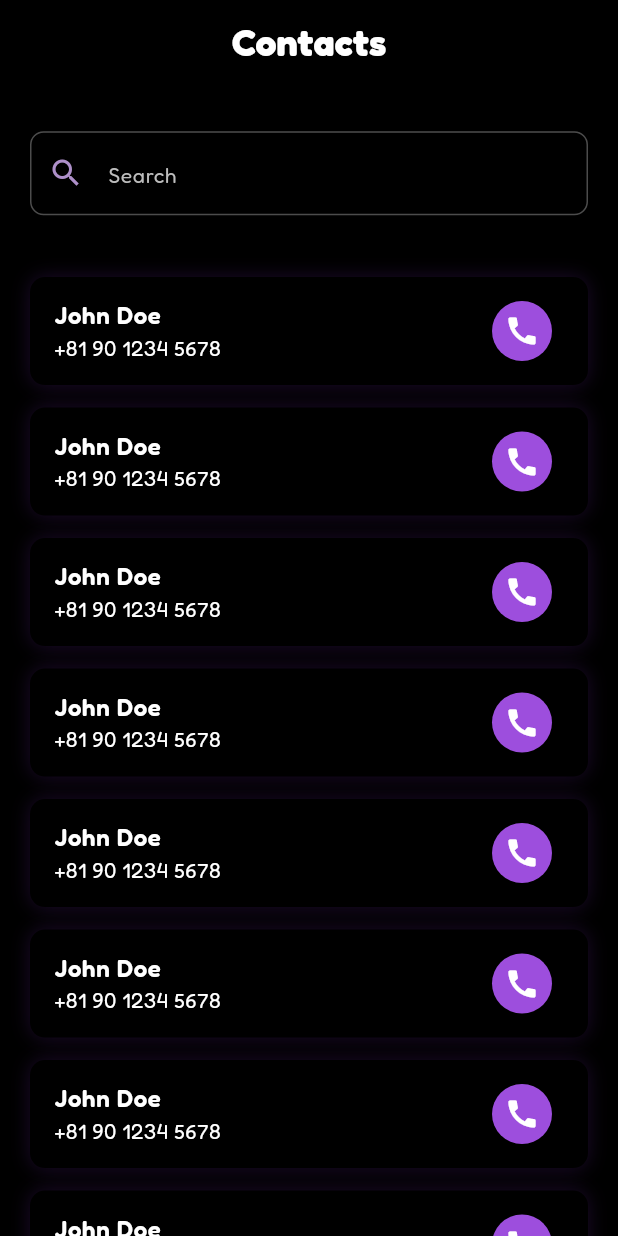
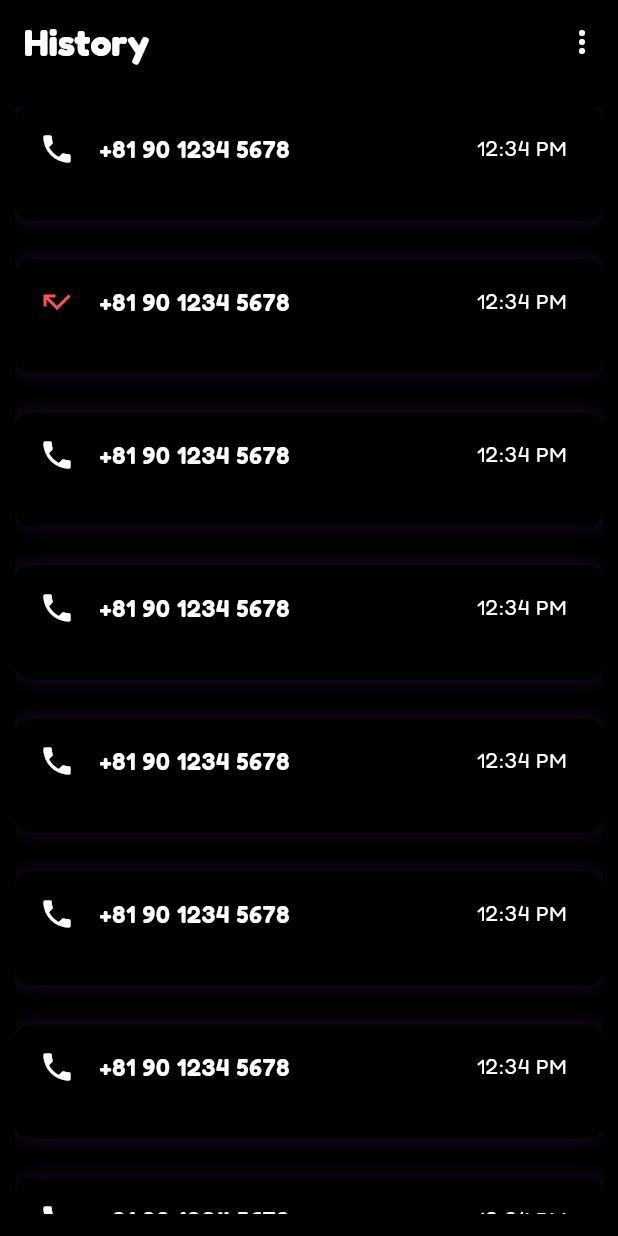
Before and after one commit to Christentimmy/divo, a Flutter app: the screen it shows after launch, on a phone screen of 412 x 824 dp. Run offline on Flutter 3.47's test engine with Material 3 defaults, Android fonts, the phone set to English and light mode, and no system bars; our stand-ins replace cherry_toast, flutter_staggered_animations, get, google_fonts, pinput.

Commit message:
history screen

```diff
--- a/lib/app/modules/contacts/views/contacts_screen.dart
+++ b/lib/app/modules/contacts/views/contacts_screen.dart
@@ -41,6 +41,16 @@ class ContactsScreen extends StatelessWidget {
               physics: const NeverScrollableScrollPhysics(),
               itemCount: 10,
               itemBuilder: (context, index) {
+                return buildContactCard();
+              },
+            ),
+          ],
+        ),
+      ),
+    );
+  }
+
+  Container buildContactCard() {
     return Container(
       margin: const EdgeInsets.only(bottom: 15),
       decoration: BoxDecoration(
@@ -81,12 +91,6 @@ class ContactsScreen extends StatelessWidget {
         ),
       ),
     );
-              },
-            ),
-          ],
-        ),
-      ),
-    );
   }
 
   Center buildLogoText() {
--- /dev/null
+++ b/lib/app/modules/contacts/views/history_screen.dart
@@ -0,0 +1,148 @@
+import 'package:divo/app/resources/app_colors.dart';
+import 'package:flutter/material.dart';
+import 'package:flutter/services.dart';
+import 'package:get/get.dart';
+import 'package:google_fonts/google_fonts.dart';
+
+class HistoryScreen extends StatelessWidget {
+  HistoryScreen({super.key});
+
+  final expandIndex = (-1).obs;
+
+  @override
+  Widget build(BuildContext context) {
+    return Scaffold(
+      appBar: buildAppBar(),
+      body: Padding(
+        padding: const EdgeInsets.symmetric(horizontal: 10, vertical: 15),
+        child: ListView.builder(
+          shrinkWrap: true,
+          physics: const NeverScrollableScrollPhysics(),
+          itemCount: 10,
+          itemBuilder: (context, index) {
+            return buildContactCard(index);
+          },
+        ),
+      ),
+    );
+  }
+
+  AppBar buildAppBar() {
+    return AppBar(
+      backgroundColor: AppColors.background,
+      title: Text(
+        "History",
+        style: GoogleFonts.fredoka(
+          fontSize: 25,
+          fontWeight: FontWeight.w700,
+          color: Colors.white,
+        ),
+      ),
+      actions: [
+        IconButton(
+          icon: const Icon(Icons.more_vert),
+          color: Colors.white,
+          onPressed: () {},
+        ),
+      ],
+    );
+  }
+
+  Widget buildContactCard(int index) {
+    return Obx(() {
+      return AnimatedSize(
+        duration: const Duration(milliseconds: 300),
+        child: Container(
+          margin: const EdgeInsets.only(bottom: 26),
+          decoration: BoxDecoration(
+            color: AppColors.background,
+            borderRadius: BorderRadius.circular(10),
+            boxShadow: [
+              BoxShadow(
+                color: AppColors.neonPurpleGlow.withValues(alpha: 0.22),
+                spreadRadius: 0,
+                blurRadius: 10,
+              ),
+            ],
+          ),
+          child: Column(
+            mainAxisSize: MainAxisSize.min,
+            crossAxisAlignment: CrossAxisAlignment.start,
+            children: [
+              ListTile(
+                onTap: () {
+                  HapticFeedback.lightImpact();
+                  if (expandIndex.value == index) {
+                    expandIndex.value = -1;
+                    return;
+                  }
+                  expandIndex.value = index;
+                },
+                leading: index == 1
+                    ? Icon(Icons.call_missed, color: Colors.redAccent)
+                    : Icon(Icons.phone, color: Colors.white),
+                title: Text(
+                  "+81 90 1234 5678",
+                  style: GoogleFonts.fredoka(
+                    fontSize: 16,
+                    fontWeight: FontWeight.w600,
+                    color: Colors.white,
+                  ),
+                ),
+                trailing: Text(
+                  "12:34 PM",
+                  style: GoogleFonts.fredoka(
+                    fontSize: 14,
+                    fontWeight: FontWeight.w400,
+                    color: Colors.white,
+                  ),
+                ),
+              ),
+              if (expandIndex.value == index) ...[
+                Padding(
+                  padding: const EdgeInsets.only(left: 20),
+                  child: Text(
+                    "Incoming call, 0 mins 22 sec",
+                    style: GoogleFonts.fredoka(
+                      fontSize: 14,
+                      fontWeight: FontWeight.w400,
+                      color: Colors.white,
+                    ),
+                  ),
+                ),
+                Padding(
+                  padding: const EdgeInsets.symmetric(horizontal: 15),
+                  child: Divider(
+                    color: AppColors.neonPurpleGlow.withValues(alpha: 0.3),
+                    thickness: 1,
+                  ),
+                ),
+                Row(
+                  mainAxisAlignment: MainAxisAlignment.spaceAround,
+                  children: [
+                    CircleAvatar(
+                      radius: 20,
+                      backgroundColor: AppColors.primaryColor,
+                      child: Icon(Icons.call, color: Colors.white),
+                    ),
+                    CircleAvatar(
+                      radius: 20,
+                      backgroundColor: Colors.redAccent,
+                      child: Icon(Icons.delete, color: Colors.white),
+                    ),
+                    CircleAvatar(
+                      radius: 20,
+                      backgroundColor: Colors.redAccent,
+                      child: Icon(Icons.block, color: Colors.white),
+                    ),
+                  ],
+                ),
+              ],
+              SizedBox(height: 20),
+            ],
+          ),
+        ),
+      );
+    });
+  }
+}
--- a/lib/app/routes/app_pages.dart
+++ b/lib/app/routes/app_pages.dart
@@ -4,6 +4,7 @@ import 'package:divo/app/modules/auth/views/login_screen.dart';
 import 'package:divo/app/modules/auth/views/otp_screen.dart';
 import 'package:divo/app/modules/auth/views/signup_screen.dart';
 import 'package:divo/app/modules/contacts/views/contacts_screen.dart';
+import 'package:divo/app/modules/contacts/views/history_screen.dart';
 import 'package:divo/app/modules/dial/views/create_contact_screen.dart';
 import 'package:divo/app/modules/dial/views/dial_screen.dart';
 import 'package:divo/app/modules/splash/views/splash_screen.dart';
@@ -34,5 +35,6 @@ class AppPages {
       return CreateContactScreen(phoneNumber: phoneNumber);
     }),
     GetPage(name: AppRoutes.contacts, page: () => ContactsScreen()),
+    GetPage(name: AppRoutes.history, page: () => HistoryScreen()),
   ];
 }
--- a/lib/app/routes/app_routes.dart
+++ b/lib/app/routes/app_routes.dart
@@ -8,4 +8,5 @@ class AppRoutes {
   static const String otp = '/otp';
   static const String createContact = '/create-contact';
   static const String contacts = '/contacts';
+  static const String history = '/history';
 }
--- a/lib/main.dart
+++ b/lib/main.dart
@@ -17,7 +17,7 @@ class MainApp extends StatelessWidget {
   Widget build(BuildContext context) {
     return GetMaterialApp(
       title: "Divo",
-      initialRoute: AppRoutes.contacts,
+      initialRoute: AppRoutes.history,
       getPages: AppPages.routes,
       debugShowCheckedModeBanner: false,
       defaultTransition: Transition.fadeIn,
```
Lines whose indentation alone changed are shown as unchanged.
